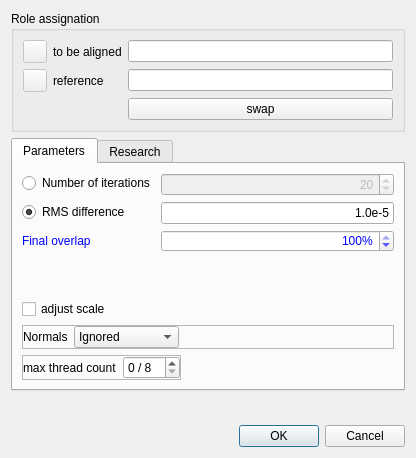
Before: the Qt Designer form qCC/ui_templates/registrationDlg.ui in CloudCompare/CloudCompare, drawn with Qt 5.
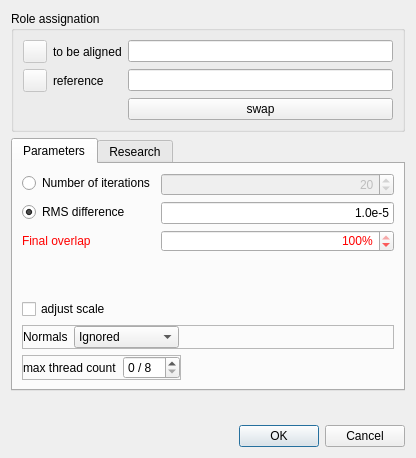
After: the same form once the commit is applied.

Commit message: Change 'overlap' text color to red so as to be visible in both light and dark modes

```diff
--- a/qCC/ui_templates/registrationDlg.ui
+++ b/qCC/ui_templates/registrationDlg.ui
@@ -193,7 +193,7 @@
             <string>Rough estimation of the final overlap ratio of the data cloud (the smaller, the better the initial registration should be!)</string>
            </property>
            <property name="styleSheet">
-            <string notr="true">color: blue;</string>
+            <string notr="true">color: red;</string>
            </property>
            <property name="text">
             <string>Final overlap</string>
@@ -206,7 +206,7 @@
             <string>Rough estimation of the final overlap ratio of the data cloud (the smaller, the better the initial registration should be!)</string>
            </property>
            <property name="styleSheet">
-            <string notr="true">color: blue;</string>
+            <string notr="true">color: red;</string>
            </property>
            <property name="alignment">
             <set>Qt::AlignRight|Qt::AlignTrailing|Qt::AlignVCenter</set>
```
Left out of the diff: 46 changed lines with no effect on the pictures.
